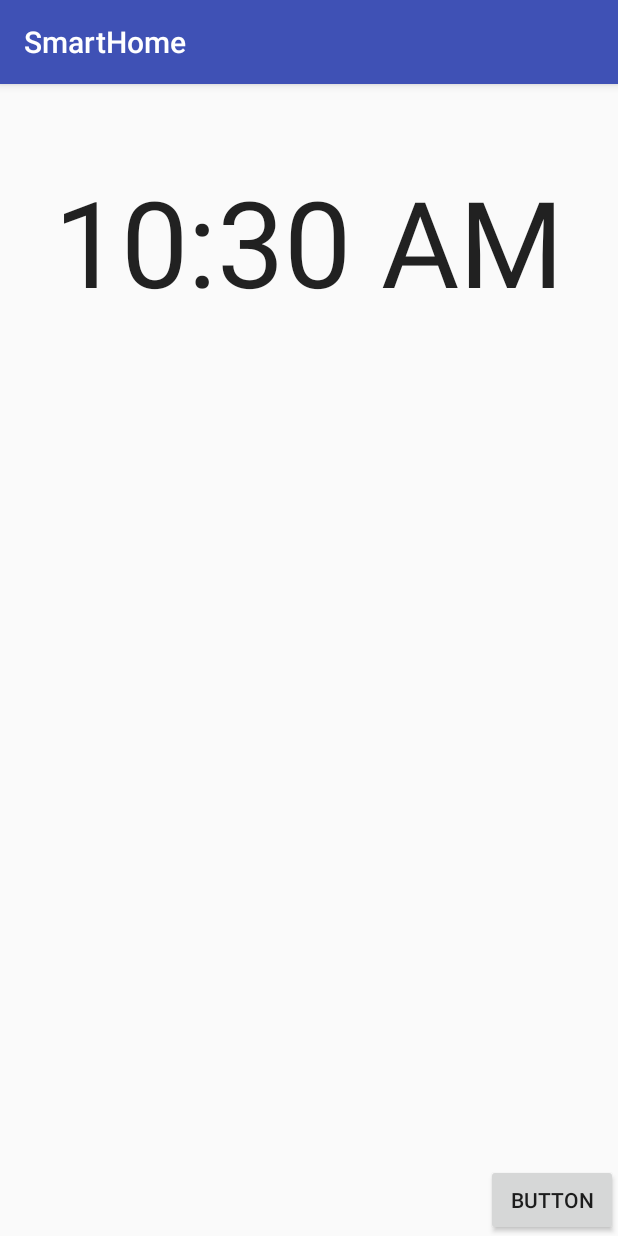
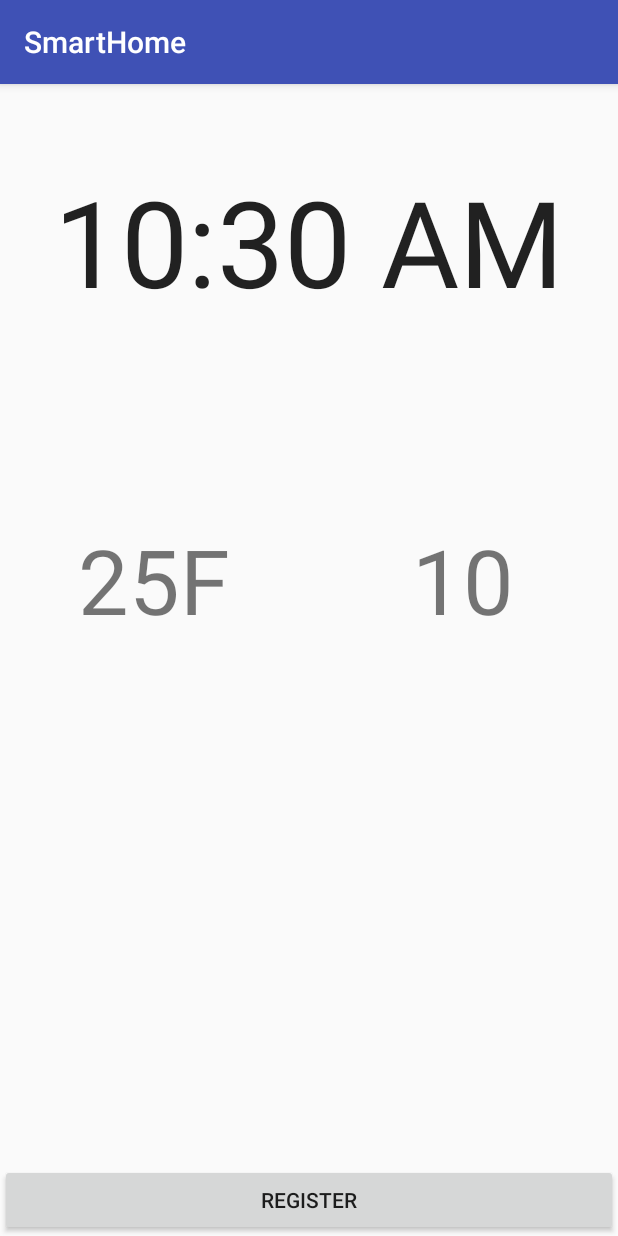
Before and after one commit to MarcusTsai/Smart-Home, an Android app: the screen it shows after launch (MainActivity), on a phone screen of 412 x 824 dp. Run offline under Robolectric (Android 15) with nearby library versions, the phone set to English and light mode, and no system bars; our stand-ins replace Firebase (no records; nobody signed in at launch, a user with empty details on screens opened directly).

Commit message:
add temperature, humidity, and QR code

```diff
--- a/app/src/main/java/com/mobiot/cmu/smarthome/activities/MainActivity.java
+++ b/app/src/main/java/com/mobiot/cmu/smarthome/activities/MainActivity.java
@@ -1,15 +1,19 @@
 package com.mobiot.cmu.smarthome.activities;
 
+import android.content.DialogInterface;
 import android.content.Intent;
 import android.media.MediaPlayer;
 import android.net.Uri;
 import android.os.Environment;
 import android.speech.tts.TextToSpeech;
+import android.support.v7.app.AlertDialog;
 import android.support.v7.app.AppCompatActivity;
 import android.os.Bundle;
 import android.util.Base64;
 import android.view.View;
 import android.widget.Button;
+import android.widget.TextView;
+import android.widget.Toast;
 
 import com.google.firebase.database.DataSnapshot;
 import com.google.firebase.database.DatabaseError;
@@ -18,21 +22,36 @@ import com.google.firebase.database.FirebaseDatabase;
 import com.google.firebase.database.ValueEventListener;
 import com.mobiot.cmu.smarthome.R;
 
+import org.json.JSONObject;
+
 import java.io.File;
 import java.io.FileOutputStream;
 import java.io.IOException;
+import java.util.HashMap;
 import java.util.Locale;
+
+import static android.R.string.no;
+import static android.R.string.yes;
 
 public class MainActivity extends AppCompatActivity {
     private TextToSpeech t1;
     private int count = 1;
+    private FirebaseDatabase database = FirebaseDatabase.getInstance();
+    private String instanceID = null;
+    private DatabaseReference myRef = null;
+    private TextView temperatureText;
+    private TextView humidityText;
+
+
     @Override
     protected void onCreate(Bundle savedInstanceState) {
         super.onCreate(savedInstanceState);
         setContentView(R.layout.activity_main);
-        FirebaseDatabase database = FirebaseDatabase.getInstance();
-        DatabaseReference myRef = database.getReference("deviceTest").child("1").child("current");
-        Button facedetection = (Button) findViewById(R.id.facedetection);
+        final FirebaseDatabase database = FirebaseDatabase.getInstance();
+
+        temperatureText = (TextView) findViewById(R.id.tempText);
+        humidityText = (TextView) findViewById(R.id.humidText);
+        Button registerButton = (Button) findViewById(R.id.register);
         t1 = new TextToSpeech(MainActivity.this, new TextToSpeech.OnInitListener() {
             @Override
             public void onInit(int status) {
@@ -42,7 +61,53 @@ public class MainActivity extends AppCompatActivity {
             }
         });
 
+        Bundle bundle = getIntent().getExtras();
+
+        if(bundle != null) {
+           instanceID = bundle.get("instanceID").toString();
+           System.out.println("instanceID:" + instanceID);
+           setReference();
+        }
+
+        if(instanceID == null) {
+            AlertDialog diag = new AlertDialog.Builder(this)
+                .setTitle("Initial Set Up")
+                .setMessage("Please Register at First")
+                .setPositiveButton(yes, new DialogInterface.OnClickListener() {
+                    @Override
+                    public void onClick(DialogInterface dialog, int which) {
+                        Intent intent = new Intent(MainActivity.this, QRActivity.class);
+                        startActivity(intent);
+                    }
+                })
+                .setNegativeButton(no, new DialogInterface.OnClickListener() {
+                    @Override
+                    public void onClick(DialogInterface dialog, int which) {
+
+                    }
+                })
+                .setIcon(R.drawable.common_google_signin_btn_icon_dark_normal).show();
+
+        } else {
+            myRef = database.getReference(instanceID).child("1").child("current");
+            setReference();
+
+        }
+
+        registerButton.setOnClickListener(new View.OnClickListener(){
+            @Override
+            public void onClick(View v) {
+                Intent intent = new Intent(MainActivity.this, QRActivity.class);
+                startActivity(intent);
+            }
+
+        });
+
+    }
+
+    private void setReference () {
         // Read from the database
+        DatabaseReference myRef = database.getReference(instanceID).child("1").child("current");
         myRef.child("clientAudio").addValueEventListener(new ValueEventListener() {
             @Override
             public void onDataChange(DataSnapshot dataSnapshot) {
@@ -71,6 +136,7 @@ public class MainActivity extends AppCompatActivity {
                 // Failed to read value
             }
         });
+
         myRef.child("message").addValueEventListener(new ValueEventListener() {
             @Override
             public void onDataChange(DataSnapshot dataSnapshot) {
@@ -79,6 +145,7 @@ public class MainActivity extends AppCompatActivity {
 
 
                 String value = dataSnapshot.getValue(String.class);
+                System.out.println("datasnapshot:" + dataSnapshot);
                 t1.speak(value, TextToSpeech.QUEUE_FLUSH, null, "" + (count++));
 
             }
@@ -89,16 +156,40 @@ public class MainActivity extends AppCompatActivity {
             }
         });
 
-        facedetection.setOnClickListener(new View.OnClickListener(){
+
+        myRef.child("environment").addValueEventListener(new ValueEventListener() {
             @Override
-            public void onClick(View v) {
-                Intent intent = new Intent(MainActivity.this, MultiTrackerActivity.class);
-                startActivity(intent);
+            public void onDataChange(DataSnapshot dataSnapshot) {
+
+                try {
+                    JSONObject config = new JSONObject((HashMap) dataSnapshot.getValue());
+                    System.out.println("config:" + config);
+                    String temp = config.getString("temperature");
+                    temperatureText.setText(temp + "'C");
+
+                    String humid = config.getString("humidity");
+                    humidityText.setText(humid + "%");
+
+                    Boolean motiondetect = config.getBoolean("motion");
+                    if(motiondetect.equals(true)) {
+                        Intent intent = new Intent(MainActivity.this, MultiTrackerActivity.class);
+                        startActivity(intent);
+
+                    }
+                } catch (Exception e) {
+                    Toast.makeText(MainActivity.this, "Json Download Error", Toast.LENGTH_LONG).show();
+                    System.out.println("env:" + dataSnapshot);
+                    e.printStackTrace();
+                }
             }
 
+            @Override
+            public void onCancelled(DatabaseError databaseError) {
+
+            }
         });
+    }
 
-    }
     private void playAudio(File file) {
         MediaPlayer player = new MediaPlayer();
         String path = file.getAbsolutePath();
--- a/app/src/main/res/layout/activity_main.xml
+++ b/app/src/main/res/layout/activity_main.xml
@@ -4,24 +4,62 @@
     android:layout_width="match_parent"
     android:layout_height="match_parent"
     tools:context="com.mobiot.cmu.smarthome.activities.MainActivity">
+
+    <LinearLayout
+        android:layout_width="match_parent"
+        android:layout_height="match_parent"
+        android:orientation="vertical">
+
+        <TextClock
+            android:id="@+id/textClock"
+            android:layout_width="match_parent"
+            android:layout_height="0dp"
+            android:layout_weight="1"
+            android:layout_alignParentTop="true"
+            android:layout_centerHorizontal="true"
+            android:layout_marginTop="51dp"
+            android:textSize="80sp"
+            android:gravity="center_horizontal"
+            tools:layout_editor_absoluteX="82dp"
+            tools:layout_editor_absoluteY="142dp" />
+
+        <LinearLayout
+            android:layout_width="match_parent"
+            android:layout_height="0dp"
+            android:layout_weight="2"
+            android:orientation="horizontal">
+
+            <TextView
+                android:id="@+id/tempText"
+                android:layout_width="match_parent"
+                android:layout_height="wrap_content"
+                android:layout_below="@id/textClock"
+                android:layout_weight="1"
+                android:gravity="center_horizontal"
+                android:inputType="textPersonName"
+                android:text="25F"
+                android:textSize="60sp" />
+
+            <TextView
+                android:id="@+id/humidText"
+                android:layout_width="match_parent"
+                android:layout_height="wrap_content"
+                android:layout_below="@id/tempText"
+                android:layout_weight="1"
+                android:gravity="center_horizontal"
+                android:inputType="textPersonName"
+                android:text="10"
+                android:textSize="60sp" />
+        </LinearLayout>
+    </LinearLayout>
+
     <Button
-        android:id="@+id/facedetection"
-        android:layout_width="wrap_content"
+        android:id="@+id/register"
+        android:layout_width="match_parent"
         android:layout_height="wrap_content"
         android:layout_weight="1"
-        android:text="Button"
+        android:text="Register"
         android:layout_alignParentBottom="true"
         android:layout_alignParentEnd="true" />
 
-    <TextClock
-        android:id="@+id/textClock"
-        android:layout_width="wrap_content"
-        android:layout_height="wrap_content"
-        android:textSize="80sp"
-        tools:layout_editor_absoluteX="82dp"
-        tools:layout_editor_absoluteY="142dp"
-        android:layout_marginTop="51dp"
-        android:layout_alignParentTop="true"
-        android:layout_centerHorizontal="true" />
-
 </RelativeLayout>
--- a/app/src/main/res/values/strings.xml
+++ b/app/src/main/res/values/strings.xml
@@ -1,6 +1,8 @@
 <resources>
     <string name="app_name">SmartHome</string>
     <string name="ok">OK</string>
+    <string name="yes">Yes</string>
+    <string name="no">No</string>
     <string name="permission_camera_rationale">Access to the camera is needed for detection</string>
     <string name="no_camera_permission">This application cannot run because it does not have the camera permission.  The application will now exit.</string>
     <string name="low_storage_error">Face detector dependencies cannot be downloaded due to low device storage</string>
```
Also changed, not shown: app/build.gradle (+5 -5 lines), app/src/main/AndroidManifest.xml (+5 -2 lines), app/src/main/java/com/mobiot/cmu/smarthome/activities/QRActivity.java (added, +74 -0 lines), app/src/main/res/layout/activity_qr.xml (added, +49 -0 lines), 1 other file.
